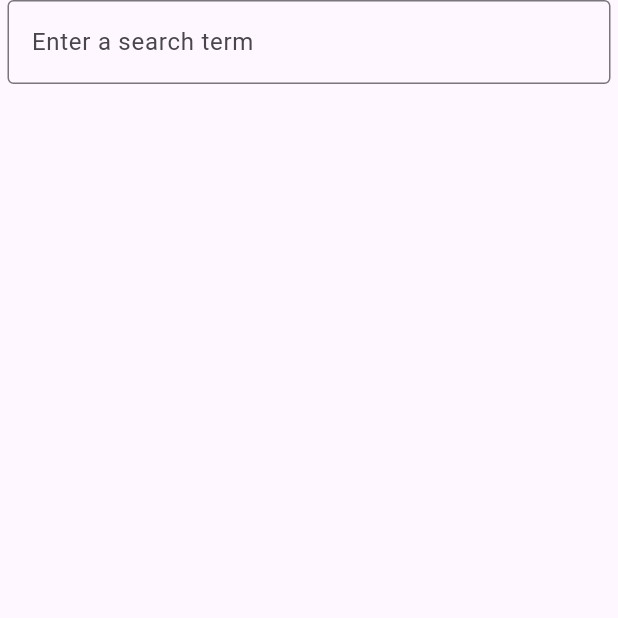
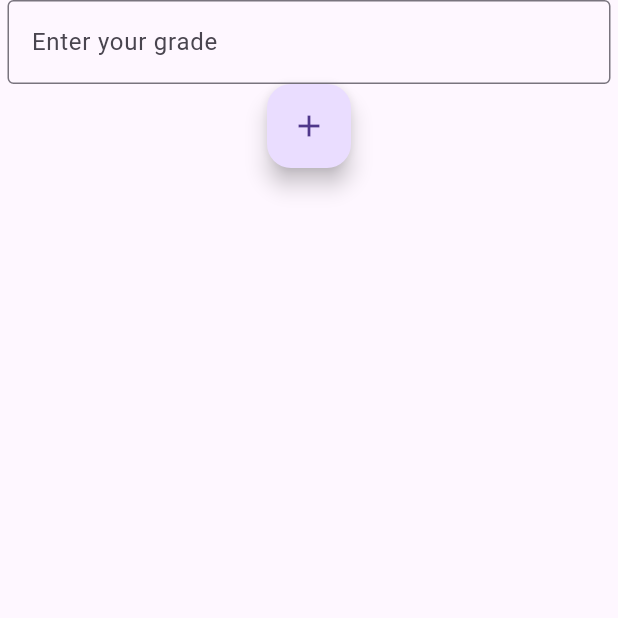
Before and after one commit to cheetahbyte/gradelander, a Flutter app: the screen it shows after launch, item 2 of the bottom bar chosen, after a tap on the "add" icon, on a phone screen of 412 x 824 dp, the top half of it. Run offline on Flutter 3.47's test engine with Material 3 defaults, Android fonts, the light colour scheme and no system bars.

Commit message:
feat: CreateGradePage and GradesPage to use the new database implementation and work better together

```diff
--- a/lib/pages/create-grade.dart
+++ b/lib/pages/create-grade.dart
@@ -1,21 +1,44 @@
-import 'package:flutter/cupertino.dart';
 import 'package:flutter/material.dart';
+import 'package:gradelander/api/database.dart';
 
-class CreateGradePage extends StatelessWidget {
-  const CreateGradePage({super.key});
+class CreateGradePage extends StatefulWidget {
+  final Function callback;
+  const CreateGradePage({
+    super.key,
+    required this.callback,
+  });
+
+  @override
+  State<CreateGradePage> createState() => _CreateGradePageState();
+}
+
+class _CreateGradePageState extends State<CreateGradePage> {
+  _CreateGradePageState();
+
+  void createGrade(int grade) => DB.addGrade(grade);
 
   @override
   Widget build(BuildContext context) {
-    return const Scaffold(
+    final myGradeController = TextEditingController();
+
+    return Scaffold(
         body: SafeArea(
             child: Center(
                 child: Column(children: [
       Padding(
-          padding: EdgeInsets.fromLTRB(5, 0, 5, 0),
+          padding: const EdgeInsets.fromLTRB(5, 0, 5, 0),
           child: TextField(
-        decoration: InputDecoration(
-            border: OutlineInputBorder(), hintText: "Enter a search term"),
-      ))
+            controller: myGradeController,
+            decoration: const InputDecoration(
+                border: OutlineInputBorder(), hintText: "Enter your grade"),
+          )),
+      FloatingActionButton(
+          onPressed: () {
+            createGrade(int.tryParse(myGradeController.text) ?? 0);
+            Navigator.pop(context);
+            widget.callback();
+          },
+          child: const Icon(Icons.add)),
     ]))));
   }
 }
--- a/lib/pages/grades.dart
+++ b/lib/pages/grades.dart
@@ -1,16 +1,40 @@
 import 'package:flutter/material.dart';
+import 'package:gradelander/api/database.dart';
 import 'package:gradelander/pages/create-grade.dart';
 
-class GradesPage extends StatelessWidget {
+class GradesPage extends StatefulWidget {
   const GradesPage({super.key});
 
   @override
+  State<GradesPage> createState() => _GradesPageState();
+}
+
+class _GradesPageState extends State<GradesPage> {
+  _GradesPageState();
+
+  void gradeCreatedCallback() {
+    setState(() {});
+  }
+
+  @override
   Widget build(BuildContext context) {
-    return IconButton(
-        onPressed: () {
-          Navigator.push(context,
-              MaterialPageRoute(builder: (context) => const CreateGradePage()));
-        },
-        icon: const Icon(Icons.add));
+    final grades = DB.grades;
+    return Column(
+      children: [
+        IconButton(
+            onPressed: () {
+              Navigator.push(
+                  context,
+                  MaterialPageRoute(
+                      builder: (context) =>
+                          CreateGradePage(callback: gradeCreatedCallback)));
+            },
+            icon: const Icon(Icons.add)),
+        ListView(
+            shrinkWrap: true,
+            children: List.generate(grades.length,
+                (index) => ListTile(title: Text(grades[index].toString()))))
+      ],
+    );
   }
 }
```
